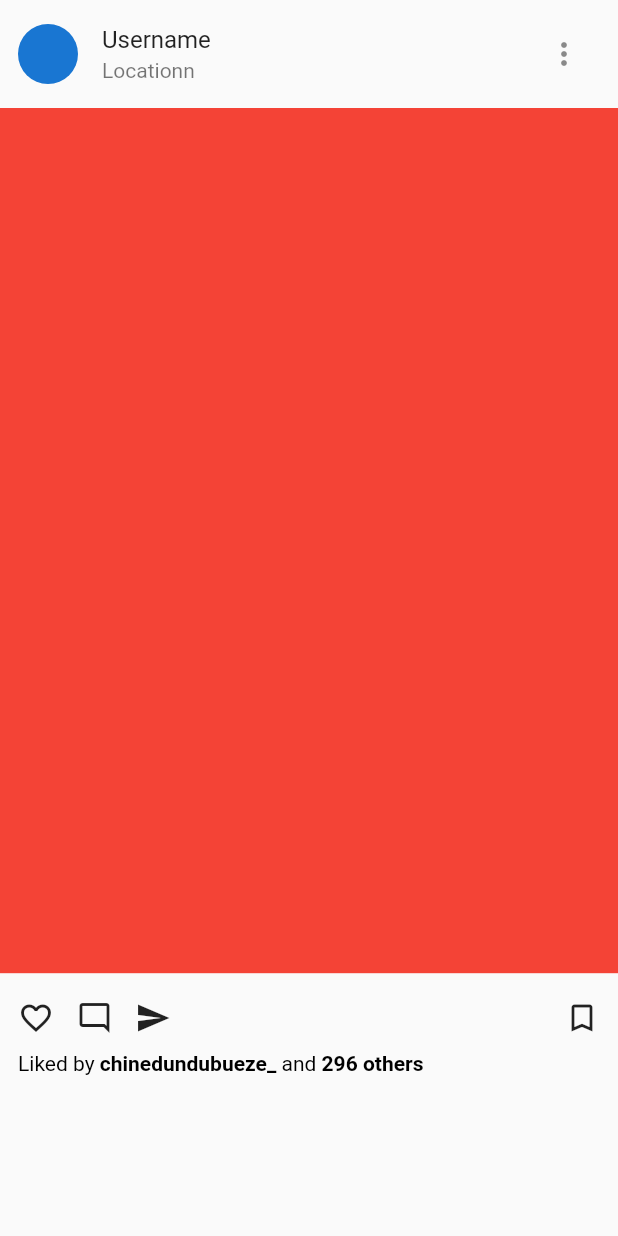
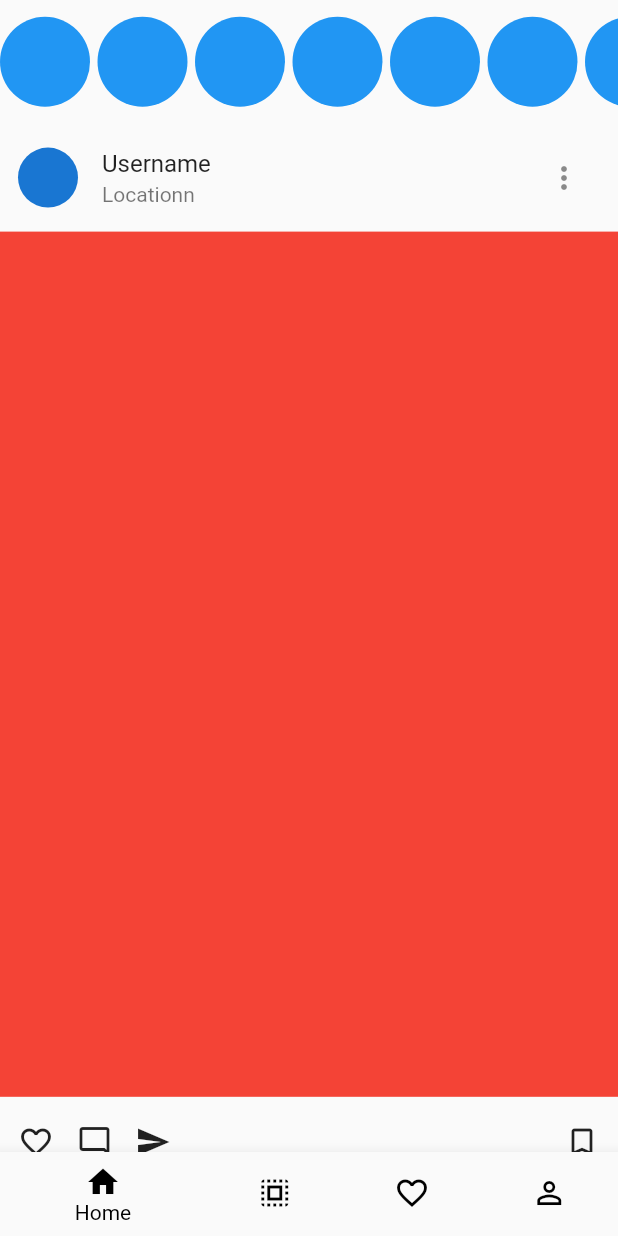
Before and after one commit to Dolappo/Instagram_clone, a Flutter app: the screen it shows after launch, on a phone screen of 412 x 824 dp. Run offline on Flutter 3.47's test engine with Material 2 defaults, Android fonts, the phone set to English and light mode, and no system bars; our stand-ins replace gap, stacked.

Commit message:
Created the stories list and the explore screens with placeholders

```diff
--- a/lib/main.dart
+++ b/lib/main.dart
@@ -1,5 +1,5 @@
 import 'package:flutter/material.dart';
-import 'package:instagram_clone/ui/screens/home_screen.dart';
+import 'package:instagram_clone/ui/screens/home/home_screen.dart';
 
 void main() {
   runApp(const MyApp());
--- /dev/null
+++ b/lib/ui/screens/home/home_screen.dart
@@ -0,0 +1,101 @@
+import 'package:instagram_clone/ui/screens/home/pages/home.dart';
+import 'package:animations/animations.dart';
+import 'package:instagram_clone/ui/screens/home/pages/notifs.dart';
+import 'package:instagram_clone/ui/screens/home/pages/profile.dart';
+import 'package:instagram_clone/ui/screens/home/pages/search_explore.dart';
+import 'package:flutter/material.dart';
+import 'package:stacked/stacked.dart';
+import 'home_view_model.dart';
+
+class HomeScreen extends StatelessWidget {
+  const HomeScreen({Key? key}) : super(key: key);
+
+  @override
+  Widget build(BuildContext context) {
+    return ViewModelBuilder<HomeViewModel>.reactive(
+        viewModelBuilder: () => HomeViewModel(),
+        builder: (context, model, _) {
+          return Scaffold(
+            bottomNavigationBar: BottomNavigationBar(
+              onTap: (page) => model.setPage(page),
+              currentIndex: model.currentPage,
+              selectedItemColor: Colors.black,
+              items: [
+                BottomNavigationBarItem(
+                  icon: Icon(
+                    Icons.home_outlined,
+                    color: Colors.black,
+                  ),
+                  activeIcon: Icon(
+                    Icons.home,
+                    color: Colors.black,
+                  ),
+                  label: 'Home',
+                ),
+                BottomNavigationBarItem(
+                  icon: Icon(
+                    Icons.select_all_outlined,
+                    color: Colors.black,
+                  ),
+                  activeIcon: Icon(
+                    Icons.select_all,
+                    color: Colors.black,
+                  ),
+                  label: 'Explore',
+                ),
+                BottomNavigationBarItem(
+                  icon: Icon(
+                    Icons.favorite_border,
+                    color: Colors.black,
+                  ),
+                  activeIcon: Icon(
+                    Icons.favorite,
+                    color: Colors.black,
+                  ),
+                  label: 'Notification',
+                ),
+                const BottomNavigationBarItem(
+                  icon: Icon(
+                    Icons.person_outline,
+                    color: Colors.black,
+                  ),
+                  activeIcon: Icon(
+                    Icons.person,
+                    color: Colors.black,
+                  ),
+                  label: 'Profile',
+                ),
+              ],
+            ),
+            body: SafeArea(
+              child: PageTransitionSwitcher(
+                  transitionBuilder: (Widget child,
+                      Animation<double> primaryAnimation,
+                      Animation<double> secondaryAnimation) {
+                    return SharedAxisTransition(
+                        animation: primaryAnimation,
+                        secondaryAnimation: secondaryAnimation,
+                        transitionType: SharedAxisTransitionType.scaled,
+                        child: child);
+                  },
+                  child: getCurrentPage(model)),
+            ),
+          );
+        });
+  }
+}
+
+Widget getCurrentPage(HomeViewModel model) {
+  switch (model.currentPage) {
+    case 0:
+      return const HomePage();
+    case 1:
+      return const SearchExplorePage();
+    case 2:
+      return const NotifPage();
+    case 3:
+      return const ProfilePage();
+    default:
+      return const HomePage();
+  }
+}
--- /dev/null
+++ b/lib/ui/screens/home/home_view_model.dart
@@ -0,0 +1,16 @@
+import 'package:stacked/stacked.dart';
+
+class HomeViewModel extends BaseViewModel {
+  int currentPage = 0;
+
+  void setPage(int page) async {
+    // if(page==3){
+    //   await logout();
+    //   _log.i("logout Successful");
+    // }
+    // else{
+    currentPage = page;
+    notifyListeners();
+    // }
+  }
+}
--- /dev/null
+++ b/lib/ui/screens/home/pages/home.dart
@@ -0,0 +1,48 @@
+import 'package:flutter/material.dart';
+import 'package:instagram_clone/ui/widgets/post_card.dart';
+
+class HomePage extends StatelessWidget {
+  const HomePage({Key? key}) : super(key: key);
+
+  @override
+  Widget build(BuildContext context) {
+    return SingleChildScrollView(
+      child: Column(
+        children: [
+          StoriesList(),
+          Column(
+            children: List.generate(5, (index) => PostCard()),
+          )
+        ],
+      ),
+    );
+  }
+}
+
+class StoriesList extends StatelessWidget {
+  const StoriesList({Key? key}) : super(key: key);
+
+  @override
+  Widget build(BuildContext context) {
+    return SizedBox(
+      height: MediaQuery.of(context).size.height * 0.1,
+      child: ListView.builder(
+          shrinkWrap: true,
+          itemCount: 10,
+          scrollDirection: Axis.horizontal,
+          itemBuilder: (context, index) {
+            return Row(
+              children: [
+                CircleAvatar(
+                  radius: 30,
+                  backgroundColor: Colors.blue,
+                ),
+                SizedBox(
+                  width: 5,
+                ),
+              ],
+            );
+          }),
+    );
+  }
+}
--- a/lib/ui/screens/home_screen.dart
+++ /dev/null
@@ -1,15 +0,0 @@
-import 'package:flutter/material.dart';
-import 'package:instagram_clone/ui/widgets/post_card.dart';
-
-class HomeScreen extends StatelessWidget {
-  const HomeScreen({Key? key}) : super(key: key);
-
-  @override
-  Widget build(BuildContext context) {
-    return Scaffold(
-      body: Column(
-        children: [PostCard()],
-      ),
-    );
-  }
-}
--- a/pubspec.yaml
+++ b/pubspec.yaml
@@ -37,6 +37,8 @@ dependencies:
   cupertino_icons: ^1.0.2
   flutter_hooks: ^0.18.6
   gap: ^2.0.1
+  stacked: ^3.2.0
+  animations: ^2.0.7
 
 dev_dependencies:
   flutter_test:
```
Also changed, not shown: lib/ui/screens/home/pages/notifs.dart (added, +10 -0 lines), lib/ui/screens/home/pages/profile.dart (added, +10 -0 lines), lib/ui/screens/home/pages/search_explore.dart (added, +50 -0 lines), pubspec.lock.
